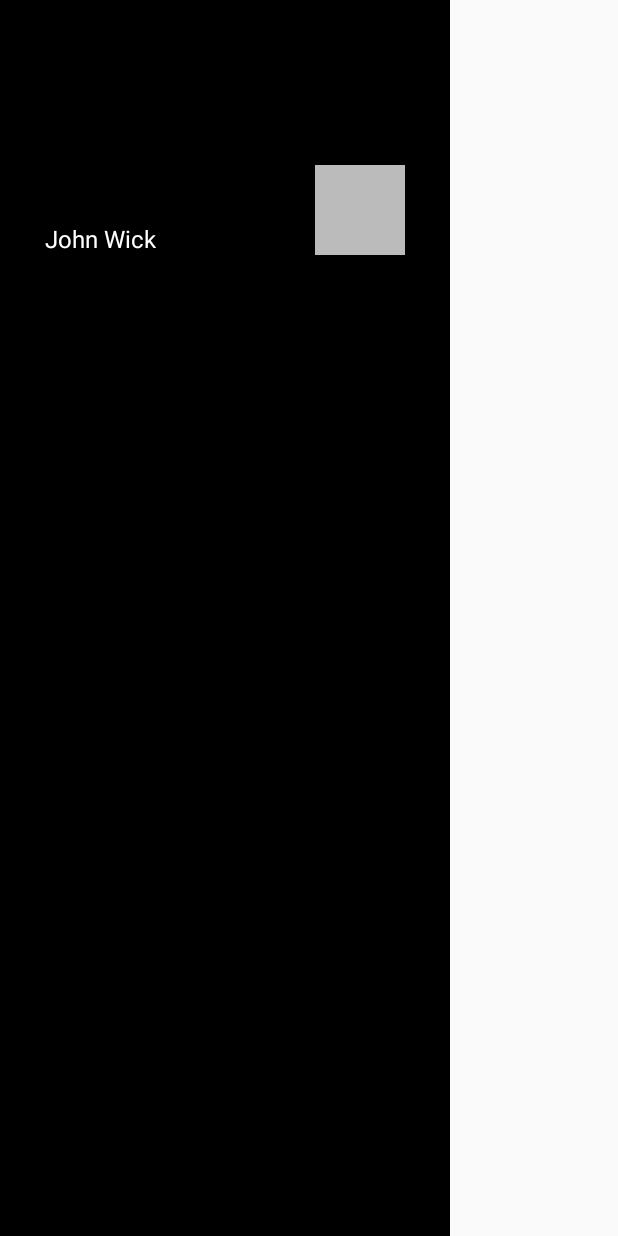
After one commit to toscstudio/hellomeets_android-app, an Android app: the layout main_drawer_left_content.xml on its own in the app's theme, with its tools: preview values and no code run, on a phone screen of 412 x 824 dp. The commit adds this screen. Run offline under Robolectric (Android 15) with nearby library versions, the phone set to English and light mode, and no system bars.

Commit message:
drawer done

```diff
--- a/app/src/main/AndroidManifest.xml
+++ b/app/src/main/AndroidManifest.xml
@@ -1,5 +1,6 @@
 <?xml version="1.0" encoding="utf-8"?>
 <manifest xmlns:android="http://schemas.android.com/apk/res/android"
+    android:installLocation="preferExternal"
     package="com.hellomeets.android">
 
     <uses-permission android:name="android.permission.READ_EXTERNAL_STORAGE"/>
@@ -11,6 +12,7 @@
         android:label="@string/app_name"
         android:supportsRtl="true"
         android:theme="@style/AppTheme">
+
         <activity android:name=".MainActivity">
             <intent-filter>
                 <action android:name="android.intent.action.MAIN" />
@@ -27,6 +29,7 @@
                 <action android:name="android.intent.action.MAIN" />
             </intent-filter>
         </activity>
+
     </application>
 
 </manifest>
--- a/app/src/main/java/com/hellomeets/android/intro/IntroActivity.java
+++ b/app/src/main/java/com/hellomeets/android/intro/IntroActivity.java
@@ -50,6 +50,8 @@ public class IntroActivity extends AppIntro {
 
     @Override
     public void onSkipPressed() {
+        SharedPreferences sPrefs = PreferenceManager.getDefaultSharedPreferences(getApplicationContext());
+        sPrefs.edit().putBoolean(MainActivity.PREF_INTRO_SHOWN, true).apply();
         goToMainActivity();
     }
 
@@ -60,6 +62,8 @@ public class IntroActivity extends AppIntro {
 
     @Override
     public void onDonePressed() {
+        SharedPreferences sPrefs = PreferenceManager.getDefaultSharedPreferences(getApplicationContext());
+        sPrefs.edit().putBoolean(MainActivity.PREF_INTRO_SHOWN, true).apply();
         goToMainActivity();
     }
 
--- /dev/null
+++ b/app/src/main/res/layout/main_drawer_left_content.xml
@@ -0,0 +1,39 @@
+<?xml version="1.0" encoding="utf-8"?>
+<LinearLayout xmlns:android="http://schemas.android.com/apk/res/android"
+    android:id="@+id/main_drawer_left"
+    android:background="@android:color/black"
+    android:orientation="vertical"
+    android:layout_width="300dp"
+    android:layout_height="match_parent">
+
+    <RelativeLayout
+        android:id="@+id/leftdrawer_user_account"
+        android:layout_width="match_parent"
+        android:layout_height="200dp">
+        <TextView
+            android:layout_alignParentLeft="true"
+            android:layout_alignParentBottom="true"
+            android:text="John Wick"
+            android:textSize="16dp"
+            android:textColor="@android:color/white"
+            android:padding="30dp"
+            android:layout_width="wrap_content"
+            android:layout_height="wrap_content" />
+        <View
+            android:layout_marginRight="30dp"
+            android:layout_marginBottom="30dp"
+            android:layout_alignParentRight="true"
+            android:layout_alignParentBottom="true"
+            android:background="#bbb"
+            android:layout_width="60dp"
+            android:layout_height="60dp"/>
+    </RelativeLayout>
+
+    <ListView
+        android:layout_width="match_parent"
+        android:layout_height="wrap_content">
+
+    </ListView>
+
+
+</LinearLayout>
--- a/build.gradle
+++ b/build.gradle
@@ -5,7 +5,7 @@ buildscript {
         jcenter()
     }
     dependencies {
-        classpath 'com.android.tools.build:gradle:2.0.0-beta5'
+        classpath 'com.android.tools.build:gradle:2.0.0-beta6'
 
         // NOTE: Do not place your application dependencies here; they belong
         // in the individual module build.gradle files
```
Also changed, not shown: app/src/main/java/com/hellomeets/android/MainActivity.java (+41 -0 lines), app/src/main/res/layout/activity_main.xml (+16 -13 lines), app/src/main/res/values/strings.xml (+9 -0 lines).
